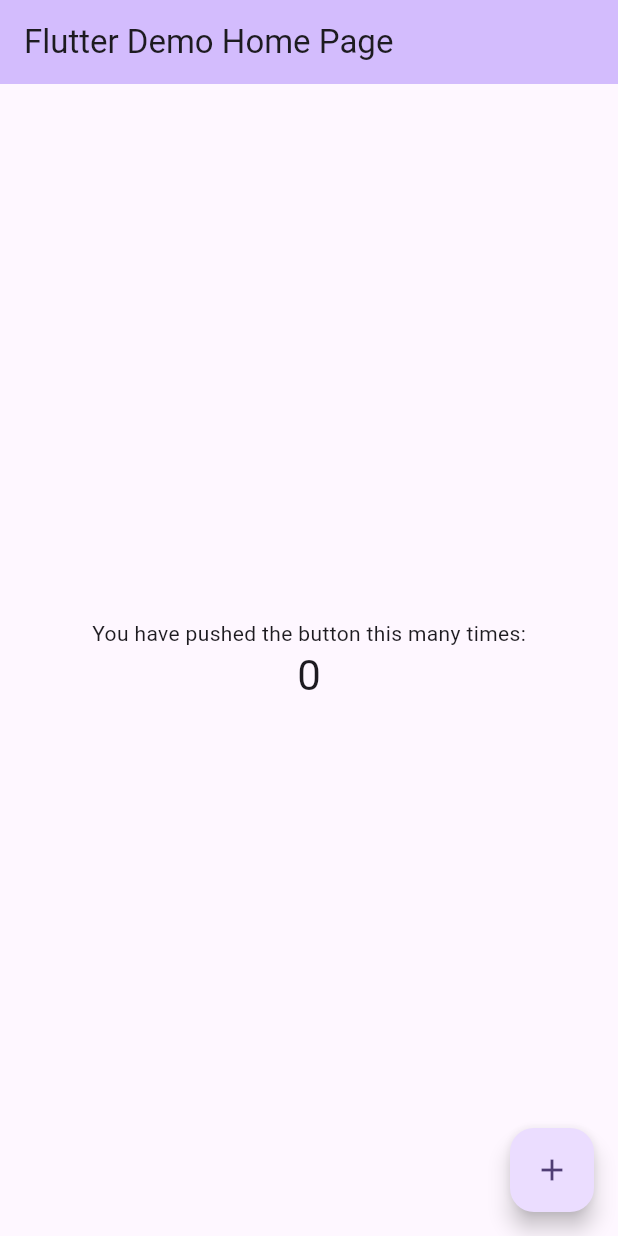
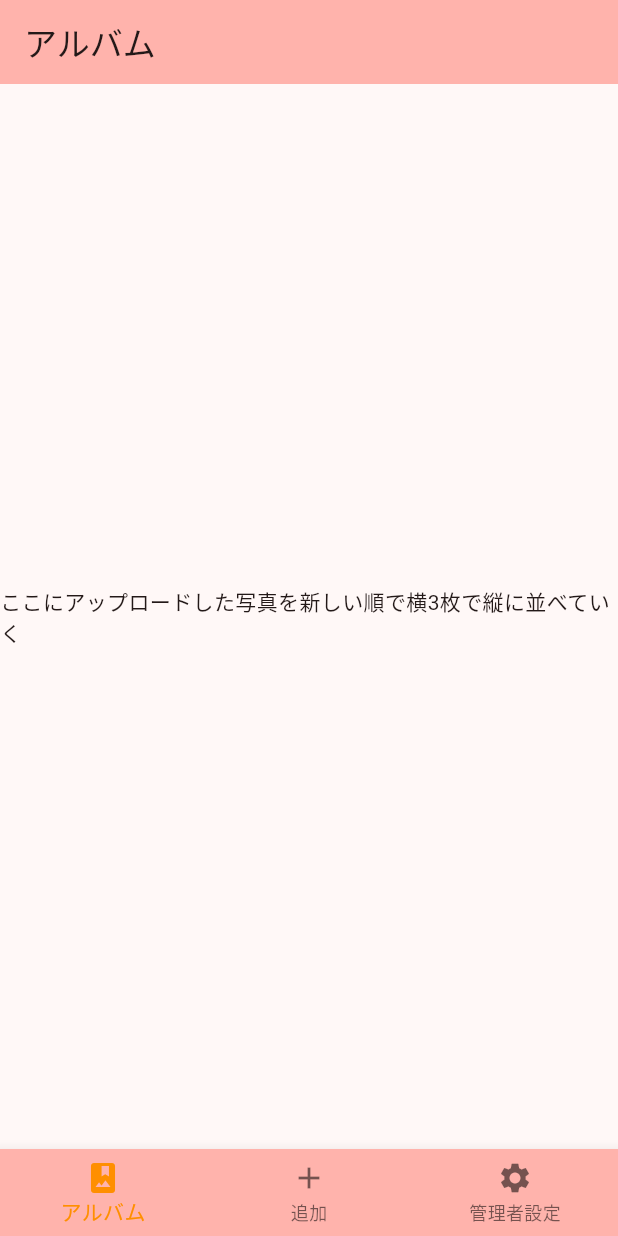
Before and after one commit to minminseo/onsei, a Flutter app: the screen it shows after launch, on a phone screen of 412 x 824 dp. Run offline on Flutter 3.47's test engine with Material 3 defaults, Android fonts, the phone set to English and light mode, and no system bars.

Commit message:
UI作成

```diff
--- a/lib/main.dart
+++ b/lib/main.dart
@@ -7,46 +7,21 @@
 class MyApp extends StatelessWidget {
   const MyApp({super.key});
 
-  // This widget is the root of your application.
   @override
   Widget build(BuildContext context) {
     return MaterialApp(
       title: 'Flutter Demo',
       theme: ThemeData(
-        // This is the theme of your application.
-        //
-        // TRY THIS: Try running your application with "flutter run". You'll see
-        // the application has a purple toolbar. Then, without quitting the app,
-        // try changing the seedColor in the colorScheme below to Colors.green
-        // and then invoke "hot reload" (save your changes or press the "hot
-        // reload" button in a Flutter-supported IDE, or press "r" if you used
-        // the command line to start the app).
-        //
-        // Notice that the counter didn't reset back to zero; the application
-        // state is not lost during the reload. To reset the state, use hot
-        // restart instead.
-        //
-        // This works for code too, not just values: Most code changes can be
-        // tested with just a hot reload.
-        colorScheme: ColorScheme.fromSeed(seedColor: Colors.deepPurple),
+        colorScheme: ColorScheme.fromSeed(seedColor: Color(0xFFFFE4E1)),
         useMaterial3: true,
       ),
-      home: const MyHomePage(title: 'Flutter Demo Home Page'),
+      home: const MyHomePage(title: 'アルバム'),
     );
   }
 }
 
 class MyHomePage extends StatefulWidget {
   const MyHomePage({super.key, required this.title});
-
-  // This widget is the home page of your application. It is stateful, meaning
-  // that it has a State object (defined below) that contains fields that affect
-  // how it looks.
-
-  // This class is the configuration for the state. It holds the values (in this
-  // case the title) provided by the parent (in this case the App widget) and
-  // used by the build method of the State. Fields in a Widget subclass are
-  // always marked "final".
 
   final String title;
 
@@ -55,71 +30,52 @@
 }
 
 class _MyHomePageState extends State<MyHomePage> {
-  int _counter = 0;
+  int _selectedIndex = 0;
 
-  void _incrementCounter() {
+
+// ここに機能を追加していく？？？
+  static const List<Widget> _widgetOptions = <Widget>[
+    Text('ここにアップロードした写真を新しい順で横3枚で縦に並べていく'),
+    Text('追加の画面'),
+    Text('管理者設定の画面'),
+  ];
+
+  void _onItemTapped(int index) {
     setState(() {
-      // This call to setState tells the Flutter framework that something has
-      // changed in this State, which causes it to rerun the build method below
-      // so that the display can reflect the updated values. If we changed
-      // _counter without calling setState(), then the build method would not be
-      // called again, and so nothing would appear to happen.
-      _counter++;
+      _selectedIndex = index;
     });
   }
 
   @override
   Widget build(BuildContext context) {
-    // This method is rerun every time setState is called, for instance as done
-    // by the _incrementCounter method above.
-    //
-    // The Flutter framework has been optimized to make rerunning build methods
-    // fast, so that you can just rebuild anything that needs updating rather
-    // than having to individually change instances of widgets.
     return Scaffold(
       appBar: AppBar(
-        // TRY THIS: Try changing the color here to a specific color (to
-        // Colors.amber, perhaps?) and trigger a hot reload to see the AppBar
-        // change color while the other colors stay the same.
         backgroundColor: Theme.of(context).colorScheme.inversePrimary,
-        // Here we take the value from the MyHomePage object that was created by
-        // the App.build method, and use it to set our appbar title.
         title: Text(widget.title),
       ),
       body: Center(
-        // Center is a layout widget. It takes a single child and positions it
-        // in the middle of the parent.
-        child: Column(
-          // Column is also a layout widget. It takes a list of children and
-          // arranges them vertically. By default, it sizes itself to fit its
-          // children horizontally, and tries to be as tall as its parent.
-          //
-          // Column has various properties to control how it sizes itself and
-          // how it positions its children. Here we use mainAxisAlignment to
-          // center the children vertically; the main axis here is the vertical
-          // axis because Columns are vertical (the cross axis would be
-          // horizontal).
-          //
-          // TRY THIS: Invoke "debug painting" (choose the "Toggle Debug Paint"
-          // action in the IDE, or press "p" in the console), to see the
-          // wireframe for each widget.
-          mainAxisAlignment: MainAxisAlignment.center,
-          children: <Widget>[
-            const Text(
-              'You have pushed the button this many times:',
-            ),
-            Text(
-              '$_counter',
-              style: Theme.of(context).textTheme.headlineMedium,
-            ),
-          ],
-        ),
+        child: _widgetOptions.elementAt(_selectedIndex),
       ),
-      floatingActionButton: FloatingActionButton(
-        onPressed: _incrementCounter,
-        tooltip: 'Increment',
-        child: const Icon(Icons.add),
-      ), // This trailing comma makes auto-formatting nicer for build methods.
+      bottomNavigationBar: BottomNavigationBar(
+        backgroundColor: Theme.of(context).colorScheme.inversePrimary,
+        items: const <BottomNavigationBarItem>[
+          BottomNavigationBarItem(
+            icon: Icon(Icons.photo_album), // アイコン（photo_albumは仮です）正直これでもいい
+            label: 'アルバム',
+          ),
+          BottomNavigationBarItem(
+            icon: Icon(Icons.add), // アイコン（addは仮です）正直これでもいい
+            label: '追加',
+          ),
+          BottomNavigationBarItem(
+            icon: Icon(Icons.settings), // アイコン（settingは仮です）正直これでもいい
+            label: '管理者設定',
+          ),
+        ],
+        currentIndex: _selectedIndex,
+        selectedItemColor: Colors.amber[800],
+        onTap: _onItemTapped,
+      ),
     );
   }
 }
```
